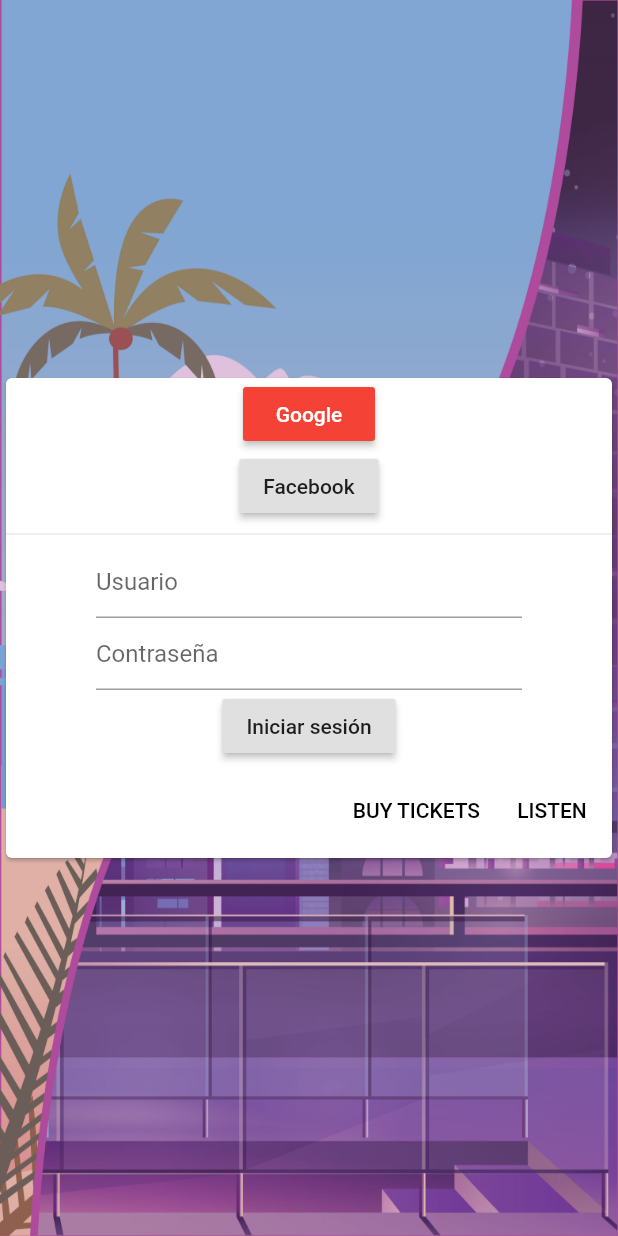
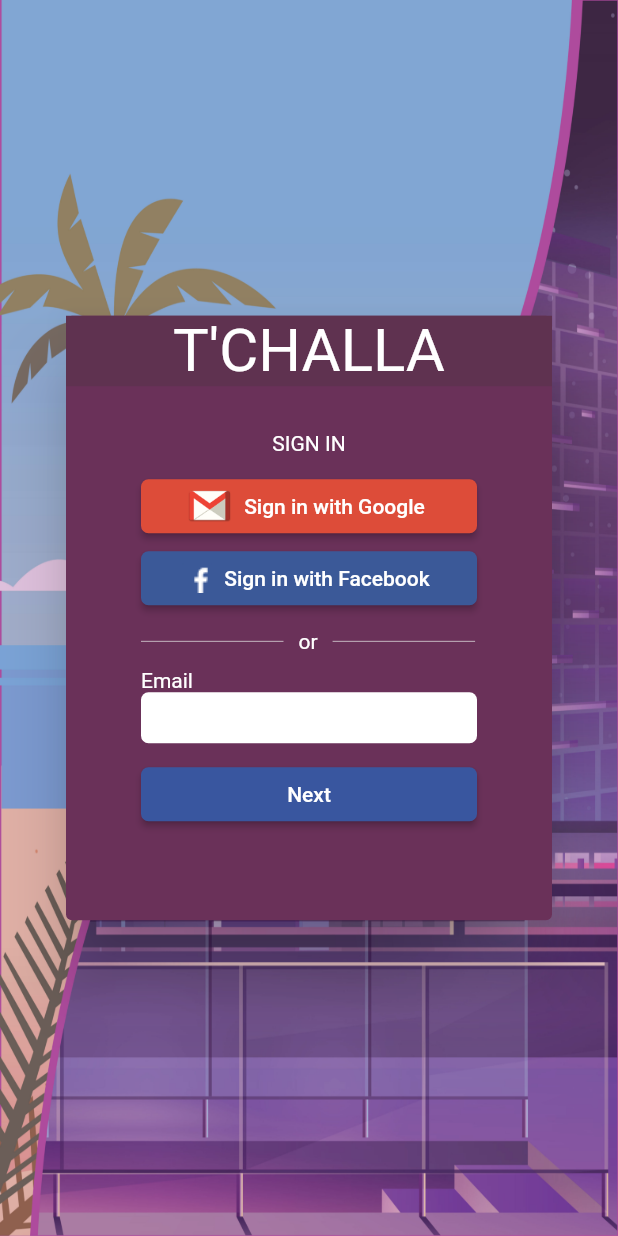
Before and after one commit to gaellabreu/tachartas-mobile, a Flutter app: the screen it shows after launch, on a phone screen of 412 x 824 dp. Run offline on Flutter 3.47's test engine with Material 2 defaults, Android fonts, the phone set to English and light mode, and no system bars.

Commit message:
login now looks like initial proposal from gerartu

```diff
--- a/lib/pages/login.dart
+++ b/lib/pages/login.dart
@@ -1,4 +1,6 @@
 import 'package:flutter/material.dart';
+import 'package:flutter/cupertino.dart';
+
 
 class Login extends StatelessWidget {
   @override
@@ -12,51 +14,110 @@
                     fit: BoxFit.fill))),
         Align(
           alignment: Alignment.center,
+          child: Padding(
+            padding: const EdgeInsets.only(left: 40, right: 40),
             child: Card(
+                elevation: 20,
+                color: Color.fromRGBO(106, 49, 89, 1),
                 child: Column(
                   mainAxisSize: MainAxisSize.min,
                   children: <Widget>[
-                Column(
+                    Container(
+                        color: Color.fromRGBO(95, 50, 80, 1),
+                        width: double.infinity,
+                        child: Center(
+                            child: const Text(
+                          "T'CHALLA",
+                          style: TextStyle(color: Colors.white, fontSize: 40),
+                        ))),
+                    Container(height: 30),
+                    Padding(
+                      padding: const EdgeInsets.only(left: 50, right: 50),
+                      child: Column(
+                        mainAxisSize: MainAxisSize.min,
                         children: <Widget>[
-                    RaisedButton(
-                      child: const Text('Google'),
-                      color: Colors.red,
+                          Center(
+                              child: const Text(
+                            'SIGN IN',
+                            style: TextStyle(color: Colors.white),
+                          )),
+                          Container(height: 10),
+                          FractionallySizedBox(
+                            widthFactor: 1,
+                            child: RaisedButton.icon(
+                              icon: Image.asset(
+                                'assets/gmail.png',
+                                height: 30,
+                                alignment: Alignment.bottomLeft,
+                              ),
+                              label: const Text('Sign in with Google'),
+                              shape: RoundedRectangleBorder(
+                                  borderRadius:
+                                      BorderRadiusDirectional.circular(5)),
+                              color: Color.fromRGBO(221, 76, 57, 1),
                               textColor: Colors.white,
                               onPressed: () => {},
                             ),
-                    RaisedButton(
-                      child: const Text('Facebook'),
+                          ),
+                          FractionallySizedBox(
+                            widthFactor: 1,
+                            child: RaisedButton.icon(
+                              label: const Text('Sign in with Facebook'),
+                              icon: Image.asset('assets/facebook.png'),
+                              shape: RoundedRectangleBorder(
+                                  borderRadius:
+                                      BorderRadiusDirectional.circular(5)),
+                              color: Color.fromRGBO(59, 89, 152, 1),
+                              textColor: Colors.white,
                               onPressed: () => {},
                             ),
-                  ],
                           ),
-                Divider(),
+                          Container(height: 10),
+                          Row(children: <Widget>[
+                            Container(
+                                color: Colors.grey[300],
+                                width: 95,
+                                height: 0.5),
                             Padding(
-                    padding: EdgeInsets.only(left: 60, right: 60),
-                    child: Column(children: <Widget>[
-                      TextField(
-                          decoration: InputDecoration(hintText: 'Usuario')),
-                      TextField(
-                          decoration: InputDecoration(hintText: 'Contraseña')),
-                        RaisedButton(child: const Text('Iniciar sesión'), onPressed: () => {},)
-                    ])),
-
-                ButtonTheme.bar(
-                  child: ButtonBar(
-                    children: <Widget>[
-                      FlatButton(
-                        child: const Text('BUY TICKETS'),
-                        onPressed: () {/* ... */},
+                                padding: EdgeInsets.only(right: 10, left: 10),
+                                child: const Text(
+                                  'or',
+                                  style: TextStyle(color: Colors.white),
+                                )),
+                            Container(
+                                color: Colors.grey[300],
+                                width: 95,
+                                height: 0.5),
+                          ]),
+                          Container(height: 10),
+                          Align(
+                              child: const Text('Email',
+                                  style: TextStyle(color: Colors.white)),
+                              alignment: Alignment.centerLeft),
+                          CupertinoTextField(
+                            decoration: BoxDecoration(
+                                color: Colors.white,
+                                borderRadius:
+                                    BorderRadiusDirectional.circular(5)),
                           ),
-                      FlatButton(
-                        child: const Text('LISTEN'),
-                        onPressed: () {/* ... */},
-                      ),
+                          Container(height: 10),
+                          FractionallySizedBox(
+                              widthFactor: 1,
+                              child: RaisedButton(
+                                child: const Text('Next'),
+                                shape: RoundedRectangleBorder(
+                                    borderRadius:
+                                        BorderRadiusDirectional.circular(5)),
+                                color: Color.fromRGBO(57, 86, 159, 1),
+                                textColor: Colors.white,
+                                onPressed: () => {},
+                              )),
+                          Container(height: 60),
                         ],
                       ),
                     ),
                   ],
-            ),
+                )),
           ),
         )
       ],
--- a/pubspec.yaml
+++ b/pubspec.yaml
@@ -19,6 +19,9 @@
 dependencies:
   flutter:
     sdk: flutter
+
+  # firebase_auth: ^0.14.0+9
+  # google_sign_in: ^4.0.14
 
   # The following adds the Cupertino Icons font to your application.
   # Use with the CupertinoIcons class for iOS style icons.
@@ -43,6 +46,8 @@
   # To add assets to your application, add an assets section, like this:
   assets:
    - assets/login_background.jpg
+   - assets/gmail.png
+   - assets/facebook.png
   #  - images/a_dot_ham.jpeg
 
   # An image asset can refer to one or more resolution-specific "variants", see
```
Also changed, not shown: assets/facebook.png (added), assets/gmail.png (added), flutter_01.png (added), lib/google_sign_in.dart (added), pubspec.lock, 7 other files. Lines whose indentation alone changed are shown as unchanged.
